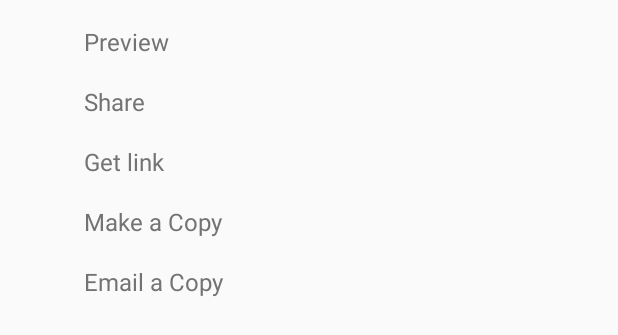
After one commit to SeemsLegitGr/TrashBeast, an Android app: the layout bottom_sheet.xml on its own in the app's theme, with its tools: preview values and no code run, on a phone screen of 412 x 824 dp. The commit adds this screen. Shown: the top 335 px of the screen. Run offline under Robolectric (Android 15) with nearby library versions, the phone set to English and light mode, and no system bars.

Commit message:
Rough HttpRequests , More UI elements.

```diff
--- a/app/build.gradle
+++ b/app/build.gradle
@@ -27,6 +27,7 @@ dependencies {
     implementation fileTree(dir: 'libs', include: ['*.jar'])
     implementation 'com.mapbox.mapboxsdk:mapbox-sdk-services:3.1.0'
     implementation 'com.mapbox.mapboxsdk:mapbox-android-sdk:6.0.1'
+    implementation 'com.android.volley:volley:1.1.0'
 
     implementation 'com.android.support:appcompat-v7:27.1.1'
     implementation 'com.android.support.constraint:constraint-layout:1.1.0'
--- a/app/src/main/AndroidManifest.xml
+++ b/app/src/main/AndroidManifest.xml
@@ -20,4 +20,5 @@
         </activity>
     </application>
     <uses-permission android:name="android.permission.ACCESS_FINE_LOCATION" />
+    <uses-permission android:name="android.permission.INTERNET" />
 </manifest>
--- a/app/src/main/java/gr/seemslegit/trashbeast/Activities/MapFragment.java
+++ b/app/src/main/java/gr/seemslegit/trashbeast/Activities/MapFragment.java
@@ -27,6 +27,7 @@ import com.mapbox.mapboxsdk.maps.OnMapReadyCallback;
 
 import com.mapbox.mapboxsdk.Mapbox;
 
+import gr.seemslegit.trashbeast.Controllers.MapController;
 import gr.seemslegit.trashbeast.R;
 
 public class MapFragment extends Fragment implements OnMapReadyCallback {
@@ -144,7 +145,8 @@ public class MapFragment extends Fragment implements OnMapReadyCallback {
 
     @Override
     public void onMapReady(MapboxMap mapboxMap) {
-
+        MapController mapController = new MapController(mapboxMap);
+        mapController.OnMapReady("mode");
     }
 
 }
--- /dev/null
+++ b/app/src/main/res/layout/bottom_sheet.xml
@@ -0,0 +1,150 @@
+<?xml version="1.0" encoding="utf-8"?>
+<LinearLayout xmlns:android="http://schemas.android.com/apk/res/android"
+
+    android:layout_width="match_parent"
+
+    android:layout_height="match_parent"
+    android:orientation="vertical"
+    android:paddingBottom="8dp"
+    android:paddingTop="8dp">
+
+    <!-- NOTE: This list should be displayed in a list
+    instead of nested layouts -->
+
+    <LinearLayout
+        android:id="@+id/bottom_sheet"
+        android:layout_width="match_parent"
+        android:layout_height="wrap_content"
+        android:clickable="true"
+        android:foreground="?attr/selectableItemBackground"
+        android:orientation="horizontal"
+        android:paddingBottom="8dp"
+
+        android:paddingTop="8dp">
+
+        <ImageView
+            android:layout_width="24dp"
+            android:layout_height="24dp"
+            android:layout_marginRight="32dp"
+
+            android:tint="#737373" />
+
+        <TextView
+            android:layout_width="wrap_content"
+            android:layout_height="wrap_content"
+            android:layout_gravity="center_vertical"
+            android:text="Preview"
+            android:textColor="#737373"
+            android:textSize="16sp" />
+
+    </LinearLayout>
+
+    <LinearLayout
+        android:layout_width="match_parent"
+        android:layout_height="wrap_content"
+        android:clickable="true"
+        android:foreground="?attr/selectableItemBackground"
+        android:orientation="horizontal"
+        android:paddingBottom="8dp"
+
+
+        android:paddingTop="8dp">
+
+        <ImageView
+            android:layout_width="24dp"
+            android:layout_height="24dp"
+            android:layout_marginRight="32dp"
+
+            android:tint="#737373" />
+
+        <TextView
+            android:layout_width="wrap_content"
+            android:layout_height="wrap_content"
+            android:layout_gravity="center_vertical"
+            android:text="Share"
+            android:textColor="#737373"
+            android:textSize="16sp" />
+
+    </LinearLayout>
+
+    <LinearLayout
+        android:layout_width="match_parent"
+        android:layout_height="wrap_content"
+        android:clickable="true"
+        android:foreground="?attr/selectableItemBackground"
+        android:orientation="horizontal"
+        android:paddingBottom="8dp"
+
+        android:paddingTop="8dp">
+
+        <ImageView
+            android:layout_width="24dp"
+            android:layout_height="24dp"
+            android:layout_marginRight="32dp"
+
+            android:tint="#737373" />
+
+        <TextView
+            android:layout_width="wrap_content"
+            android:layout_height="wrap_content"
+            android:layout_gravity="center_vertical"
+            android:text="Get link"
+            android:textColor="#737373"
+            android:textSize="16sp" />
+
+    </LinearLayout>
+
+    <LinearLayout
+        android:layout_width="match_parent"
+        android:layout_height="wrap_content"
+        android:clickable="true"
+        android:foreground="?attr/selectableItemBackground"
+        android:orientation="horizontal"
+        android:paddingBottom="8dp"
+
+        android:paddingTop="8dp">
+
+        <ImageView
+            android:layout_width="24dp"
+            android:layout_height="24dp"
+            android:layout_marginRight="32dp"
+
+            android:tint="#737373" />
+
+        <TextView
+            android:layout_width="wrap_content"
+            android:layout_height="wrap_content"
+            android:layout_gravity="center_vertical"
+            android:text="Make a Copy"
+            android:textColor="#737373"
+            android:textSize="16sp" />
+
+    </LinearLayout>
+
+    <LinearLayout
+        android:layout_width="match_parent"
+        android:layout_height="wrap_content"
+        android:clickable="true"
+        android:foreground="?attr/selectableItemBackground"
+        android:orientation="horizontal"
+        android:paddingBottom="8dp"
+
+
+        android:paddingTop="8dp">
+
+        <ImageView
+            android:layout_width="24dp"
+            android:layout_height="24dp"
+            android:layout_marginRight="32dp"
+
+            android:tint="#737373" />
+
+        <TextView
+            android:layout_width="wrap_content"
+            android:layout_height="wrap_content"
+            android:layout_gravity="center_vertical"
+            android:text="Email a Copy"
+            android:textColor="#737373"
+            android:textSize="16sp" />
+    </LinearLayout>
+</LinearLayout>
```
Also changed, not shown: app/src/main/java/gr/seemslegit/trashbeast/Activities/BottomSheetFragment.java (added, +75 -0 lines), app/src/main/java/gr/seemslegit/trashbeast/Activities/MainActivity.java (+18 -1 lines), app/src/main/java/gr/seemslegit/trashbeast/Controllers/HttpHandler.java (added, +64 -0 lines), app/src/main/java/gr/seemslegit/trashbeast/Controllers/MapController.java (added, +32 -0 lines), app/src/main/java/gr/seemslegit/trashbeast/Controllers/Request.java (added, +121 -0 lines), app/src/main/java/gr/seemslegit/trashbeast/Models/Village.java (added, +45 -0 lines).
